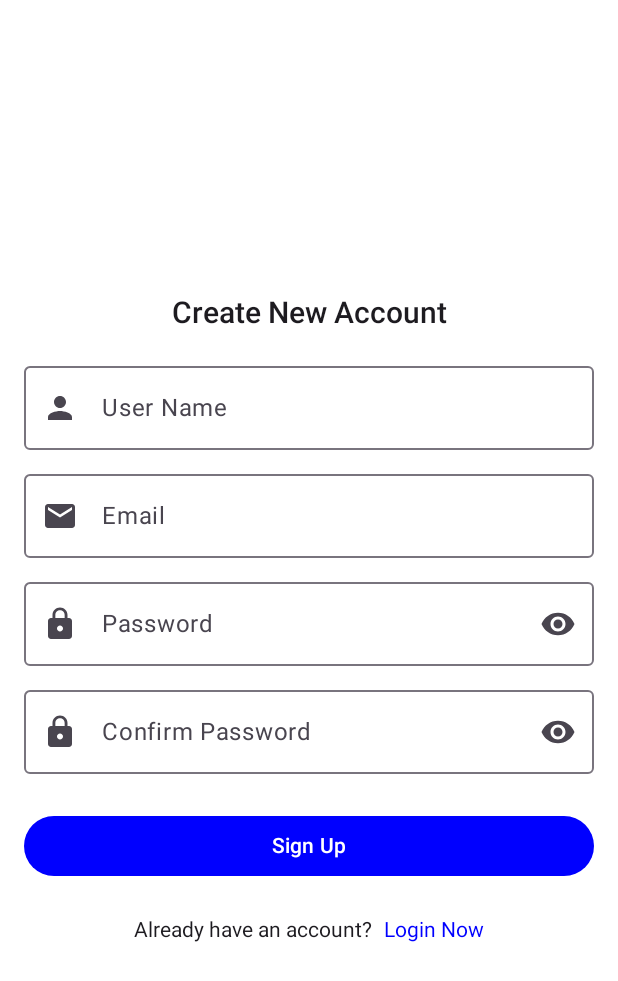
After one commit to NabinStha2/PriceTag_Android, an Android app built with Jetpack Compose: the SignUpView screen opened through its navigation route, on a phone screen of 412 x 824 dp. The commit adds this screen. Shown: the top 981 px of the screen. Run offline under Robolectric (Android 15) with nearby library versions, the phone set to English and light mode, and no system bars.

Commit message:
login view and signup view added

```diff
--- a/app/build.gradle.kts
+++ b/app/build.gradle.kts
@@ -69,4 +69,5 @@ dependencies {
 
     implementation(libs.coil.compose)
     implementation(libs.androidx.navigation.compose)
+    implementation(libs.androidx.material.icons.extended)
 }
--- a/app/src/main/java/com/example/price_tag/MainActivity.kt
+++ b/app/src/main/java/com/example/price_tag/MainActivity.kt
@@ -1,11 +1,13 @@
 package com.example.price_tag
 
+import LoginView
 import android.os.Bundle
 import androidx.activity.ComponentActivity
 import androidx.activity.compose.setContent
 import androidx.activity.enableEdgeToEdge
 import androidx.compose.runtime.Composable
 import androidx.compose.ui.tooling.preview.Preview
+import com.example.price_tag.navigation.NavigationStack
 import com.example.price_tag.ui.features.onboarding.OnboardingView
 import com.example.price_tag.ui.theme.Price_tagTheme
 
@@ -14,7 +16,7 @@ class MainActivity : ComponentActivity() {
         super.onCreate(savedInstanceState)
         enableEdgeToEdge()
         setContent {
-            OnboardingView()
+            NavigationStack()
         }
     }
 }
--- a/app/src/main/java/com/example/price_tag/navigation/NavigationStack.kt
+++ b/app/src/main/java/com/example/price_tag/navigation/NavigationStack.kt
@@ -1,9 +1,11 @@
 package com.example.price_tag.navigation
 
+import LoginView
 import androidx.compose.runtime.Composable
 import androidx.navigation.compose.NavHost
 import androidx.navigation.compose.composable
 import androidx.navigation.compose.rememberNavController
+import com.example.price_tag.ui.features.auth.signup.SignUpView
 import com.example.price_tag.ui.features.home.HomeView
 import com.example.price_tag.ui.features.onboarding.OnboardingView
 
@@ -12,7 +14,7 @@ import com.example.price_tag.ui.features.onboarding.OnboardingView
 fun NavigationStack() {
     val navController = rememberNavController()
 
-    NavHost(navController = navController, startDestination = Screen.OnboardingScreen.route) {
+    NavHost(navController = navController, startDestination = Screen.LoginScreen.route) {
         composable(route = Screen.SplashScreen.route) {
             HomeView()
         }
@@ -21,5 +23,11 @@ fun NavigationStack() {
         ) {
             OnboardingView()
         }
+        composable(route = Screen.LoginScreen.route){
+            LoginView(navController)
+        }
+        composable(route = Screen.SignUpScreen.route){
+            SignUpView(navController )
+        }
     }
 }
--- a/app/src/main/java/com/example/price_tag/navigation/Screens.kt
+++ b/app/src/main/java/com/example/price_tag/navigation/Screens.kt
@@ -3,4 +3,6 @@ package com.example.price_tag.navigation
 sealed class Screen(val route: String) {
     data object SplashScreen : Screen("splash_screen")
     data object OnboardingScreen : Screen("onboarding_screen")
+    data object LoginScreen : Screen("login_screen")
+    data object SignUpScreen : Screen("sign_up_screen")
 }
--- /dev/null
+++ b/app/src/main/java/com/example/price_tag/ui/features/auth/login/LoginView.kt
@@ -0,0 +1,168 @@
+import androidx.compose.foundation.layout.Arrangement
+import androidx.compose.foundation.layout.Column
+import androidx.compose.foundation.layout.Row
+import androidx.compose.foundation.layout.Spacer
+import androidx.compose.foundation.layout.fillMaxSize
+import androidx.compose.foundation.layout.fillMaxWidth
+import androidx.compose.foundation.layout.height
+import androidx.compose.foundation.layout.padding
+import androidx.compose.foundation.layout.widthIn
+import androidx.compose.foundation.text.ClickableText
+import androidx.compose.material.icons.Icons
+import androidx.compose.material.icons.filled.Email
+import androidx.compose.material.icons.filled.Lock
+import androidx.compose.material.icons.filled.Visibility
+import androidx.compose.material.icons.filled.VisibilityOff
+import androidx.compose.material3.Button
+import androidx.compose.material3.ButtonDefaults
+import androidx.compose.material3.Divider
+import androidx.compose.material3.Icon
+import androidx.compose.material3.IconButton
+import androidx.compose.material3.OutlinedTextField
+import androidx.compose.material3.Surface
+import androidx.compose.material3.Text
+import androidx.compose.runtime.Composable
+import androidx.compose.runtime.getValue
+import androidx.compose.runtime.mutableStateOf
+import androidx.compose.runtime.remember
+import androidx.compose.runtime.setValue
+import androidx.compose.ui.Alignment
+import androidx.compose.ui.Modifier
+import androidx.compose.ui.graphics.Color
+import androidx.compose.ui.text.AnnotatedString
+import androidx.compose.ui.text.TextStyle
+import androidx.compose.ui.text.font.FontWeight
+import androidx.compose.ui.text.input.PasswordVisualTransformation
+import androidx.compose.ui.text.input.VisualTransformation
+import androidx.compose.ui.tooling.preview.Preview
+import androidx.compose.ui.unit.dp
+import androidx.compose.ui.unit.sp
+import androidx.navigation.NavController
+import androidx.navigation.compose.rememberNavController
+import com.example.price_tag.navigation.Screen
+
+@Composable
+
+fun LoginView(navController: NavController) {
+    var email by remember { mutableStateOf("") }
+    var password by remember { mutableStateOf("") }
+    var obscurePassword by remember { mutableStateOf(true) }
+
+
+    Surface(
+        color = Color.White,
+        modifier = Modifier.fillMaxSize()
+
+    ) {
+        Column(
+            modifier = Modifier
+                .fillMaxSize()
+                .padding(horizontal = 16.dp),
+            horizontalAlignment = Alignment.CenterHorizontally,
+            verticalArrangement = Arrangement.Center,
+
+            ) {
+            Text(
+                text = "Welcome Back",
+                style = TextStyle(
+                    fontSize = 20.sp,
+                    fontWeight = FontWeight.W600,
+
+                    ),
+            )
+            Spacer(modifier = Modifier.height(24.dp))
+            OutlinedTextField(
+                value = email,
+                onValueChange = { email = it },
+                modifier = Modifier.fillMaxWidth(),
+                placeholder = { Text(text = "Email") },
+                leadingIcon = {
+                    Icon(
+                        imageVector = Icons.Default.Email,
+                        contentDescription = "Email"
+                    )
+                }
+
+            )
+            Spacer(modifier = Modifier.height(16.dp))
+            OutlinedTextField(
+                value = password,
+                onValueChange = { password = it },
+                modifier = Modifier.fillMaxWidth(),
+                placeholder = { Text(text = "Password") },
+
+                leadingIcon = {
+                    Icon(
+                        imageVector = Icons.Default.Lock,
+                        contentDescription = "Password"
+                    )
+                },
+                trailingIcon = {
+                    IconButton(onClick = { obscurePassword = !obscurePassword }) {
+                        if (obscurePassword) {
+                            Icon(
+                                imageVector = Icons.Default.Visibility,
+                                contentDescription = "Hide Password",
+                            )
+                        } else {
+                            Icon(
+                                imageVector = Icons.Default.VisibilityOff,
+                                contentDescription = "Show Password",
+                            )
+                        }
+
+                    }
+                },
+                visualTransformation = if (obscurePassword) PasswordVisualTransformation() else VisualTransformation.None
+
+
+            )
+            Spacer(modifier = Modifier.height(24.dp))
+            Button(
+                onClick = { /*TODO*/ },
+                colors = ButtonDefaults.buttonColors(containerColor = Color.Blue),
+                modifier = Modifier.fillMaxWidth(),
+            ) {
+                Text(text = "Login")
+
+            }
+            Spacer(modifier = Modifier.height(24.dp))
+            Row(
+                modifier = Modifier.fillMaxWidth(),
+                horizontalArrangement = Arrangement.SpaceBetween,
+                verticalAlignment = Alignment.CenterVertically,
+            ) {
+                Divider(modifier = Modifier.weight(1f))
+                Spacer(modifier = Modifier.widthIn(8.dp))
+                Text(text = "OR")
+                Spacer(modifier = Modifier.widthIn(8.dp))
+                Divider(modifier = Modifier.weight(1f))
+
+
+            }
+            Spacer(modifier = Modifier.height(24.dp))
+            Row(
+                modifier = Modifier.fillMaxWidth(),
+                horizontalArrangement = Arrangement.Center,
+            ) {
+                Text(text = "Don't have an account?")
+                Spacer(modifier = Modifier.widthIn(8.dp))
+
+                ClickableText(
+                    text = AnnotatedString("Sign Up"), onClick = { navController.navigate(Screen.SignUpScreen.route) },
+                    style = TextStyle(
+                        color = Color.Blue,
+                    ),
+                )
+            }
+
+        }
+    }
+}
+
+//@Preview
+//@Composable
+//
+//fun LoginViewPreview() {
+//    LoginView()
+//}
--- /dev/null
+++ b/app/src/main/java/com/example/price_tag/ui/features/auth/login/LoginViewModel.kt
@@ -0,0 +1,4 @@
+package com.example.price_tag.ui.features.auth.login
+
+class LoginViewModel {
+}
--- /dev/null
+++ b/app/src/main/java/com/example/price_tag/ui/features/auth/signup/SignUpView.kt
@@ -0,0 +1,201 @@
+package com.example.price_tag.ui.features.auth.signup
+
+import androidx.compose.foundation.layout.Arrangement
+import androidx.compose.foundation.layout.Column
+import androidx.compose.foundation.layout.Row
+import androidx.compose.foundation.layout.Spacer
+import androidx.compose.foundation.layout.fillMaxSize
+import androidx.compose.foundation.layout.fillMaxWidth
+import androidx.compose.foundation.layout.height
+import androidx.compose.foundation.layout.padding
+import androidx.compose.foundation.layout.widthIn
+import androidx.compose.foundation.text.ClickableText
+import androidx.compose.material.icons.Icons
+import androidx.compose.material.icons.filled.Email
+import androidx.compose.material.icons.filled.Lock
+import androidx.compose.material.icons.filled.Person
+import androidx.compose.material.icons.filled.Visibility
+import androidx.compose.material.icons.filled.VisibilityOff
+import androidx.compose.material3.Button
+import androidx.compose.material3.ButtonDefaults
+import androidx.compose.material3.Divider
+import androidx.compose.material3.Icon
+import androidx.compose.material3.IconButton
+import androidx.compose.material3.OutlinedTextField
+import androidx.compose.material3.Surface
+import androidx.compose.material3.Text
+import androidx.compose.runtime.Composable
+import androidx.compose.runtime.getValue
+import androidx.compose.runtime.mutableStateOf
+import androidx.compose.runtime.remember
+import androidx.compose.runtime.setValue
+import androidx.compose.ui.Alignment
+import androidx.compose.ui.Modifier
+import androidx.compose.ui.graphics.Color
+import androidx.compose.ui.text.AnnotatedString
+import androidx.compose.ui.text.TextStyle
+import androidx.compose.ui.text.font.FontWeight
+import androidx.compose.ui.text.input.PasswordVisualTransformation
+import androidx.compose.ui.text.input.VisualTransformation
+import androidx.compose.ui.tooling.preview.Preview
+import androidx.compose.ui.unit.dp
+import androidx.compose.ui.unit.sp
+import androidx.navigation.NavController
+import com.example.price_tag.navigation.Screen
+
+@Composable
+fun SignUpView(navController: NavController) {
+    var userName by remember { mutableStateOf("") }
+    var email by remember { mutableStateOf("") }
+    var password by remember { mutableStateOf("") }
+    var confirmPassword by remember { mutableStateOf("") }
+    var obscurePassword by remember { mutableStateOf(true) }
+    var obscureConfirmPassword by remember { mutableStateOf(true) }
+
+    Surface(
+        color = Color.White,
+        modifier = Modifier.fillMaxSize(),
+    ) {
+        Column(
+            modifier = Modifier.fillMaxSize().padding(horizontal = 16.dp),
+            verticalArrangement = Arrangement.Center,
+            horizontalAlignment = Alignment.CenterHorizontally,
+        ) {
+            Text(
+                text = "Create New Account",
+                style = TextStyle(
+                    fontSize = 20.sp,
+                    fontWeight = FontWeight.W600,
+
+                    ),
+            )
+            Spacer(modifier = Modifier.height(24.dp))
+            OutlinedTextField(
+                value = userName,
+                onValueChange = { userName = it },
+                modifier = Modifier.fillMaxWidth(),
+                placeholder = { Text(text = "User Name") },
+                leadingIcon = {
+                    Icon(
+                        imageVector = Icons.Default.Person,
+                        contentDescription = "UserName"
+                    )
+                }
+
+            )
+            Spacer(modifier = Modifier.height(16.dp))
+            OutlinedTextField(
+                value = email,
+                onValueChange = { email = it },
+                modifier = Modifier.fillMaxWidth(),
+                placeholder = { Text(text = "Email") },
+                leadingIcon = {
+                    Icon(
+                        imageVector = Icons.Default.Email,
+                        contentDescription = "Email"
+                    )
+                }
+
+            )
+            Spacer(modifier = Modifier.height(16.dp))
+            OutlinedTextField(
+                value = password,
+                onValueChange = { password = it },
+                modifier = Modifier.fillMaxWidth(),
+                placeholder = { Text(text = "Password") },
+
+                leadingIcon = {
+                    Icon(
+                        imageVector = Icons.Default.Lock,
+                        contentDescription = "Password"
+                    )
+                },
+                trailingIcon = {
+                    IconButton(onClick = { obscurePassword = !obscurePassword }) {
+                        if (obscurePassword) {
+                            Icon(
+                                imageVector = Icons.Default.Visibility,
+                                contentDescription = "Hide Password",
+                            )
+                        } else {
+                            Icon(
+                                imageVector = Icons.Default.VisibilityOff,
+                                contentDescription = "Show Password",
+                            )
+                        }
+
+                    }
+                },
+                visualTransformation = if (obscurePassword) PasswordVisualTransformation() else VisualTransformation.None
+
+
+            )
+            Spacer(modifier = Modifier.height(16.dp))
+            OutlinedTextField(
+                value = confirmPassword,
+                onValueChange = { confirmPassword = it },
+                modifier = Modifier.fillMaxWidth(),
+                placeholder = { Text(text = "Confirm Password") },
+
+                leadingIcon = {
+                    Icon(
+                        imageVector = Icons.Default.Lock,
+                        contentDescription = "ConfirmPassword"
+                    )
+                },
+                trailingIcon = {
+                    IconButton(onClick = { obscureConfirmPassword = !obscureConfirmPassword }) {
+                        if (obscureConfirmPassword) {
+                            Icon(
+                                imageVector = Icons.Default.Visibility,
+                                contentDescription = "Hide Password",
+                            )
+                        } else {
+                            Icon(
+                                imageVector = Icons.Default.VisibilityOff,
+                                contentDescription = "Show Password",
+                            )
+                        }
+
+                    }
+                },
+                visualTransformation = if (obscureConfirmPassword) PasswordVisualTransformation() else VisualTransformation.None
+
+
+            )
+            Spacer(modifier = Modifier.height(24.dp))
+            Button(
+                onClick = { /*TODO*/ },
+                colors = ButtonDefaults.buttonColors(containerColor = Color.Blue),
+                modifier = Modifier.fillMaxWidth(),
+            ) {
+                Text(text = "Sign Up")
+
+            }
+
+            Spacer(modifier = Modifier.height(24.dp))
+            Row(
+                modifier = Modifier.fillMaxWidth(),
+                horizontalArrangement = Arrangement.Center,
+            ) {
+                Text(text = "Already have an account?")
+                Spacer(modifier = Modifier.widthIn(8.dp))
+
+                ClickableText(
+                    text = AnnotatedString("Login Now"), onClick = { navController.navigate(Screen.LoginScreen.route) },
+                    style = TextStyle(
+                        color = Color.Blue,
+                    ),
+                )
+            }
+
+        }
+    }
+}
+
+
+//@Preview
+//@Composable
+//fun SignUpViewPreview() {
+//    SignUpView()
+//}
--- /dev/null
+++ b/app/src/main/java/com/example/price_tag/ui/features/auth/signup/SignUpViewModel.kt
@@ -0,0 +1,4 @@
+package com.example.price_tag.ui.features.auth.signup
+
+class SignUpViewModel {
+}
--- a/gradle/libs.versions.toml
+++ b/gradle/libs.versions.toml
@@ -14,6 +14,7 @@ navigationCompose = "2.7.7"
 
 [libraries]
 androidx-core-ktx = { group = "androidx.core", name = "core-ktx", version.ref = "coreKtx" }
+androidx-material-icons-extended = { module = "androidx.compose.material:material-icons-extended" }
 androidx-navigation-compose = { module = "androidx.navigation:navigation-compose", version.ref = "navigationCompose" }
 coil-compose = { module = "io.coil-kt:coil-compose", version.ref = "coilCompose" }
 junit = { group = "junit", name = "junit", version.ref = "junit" }
```
